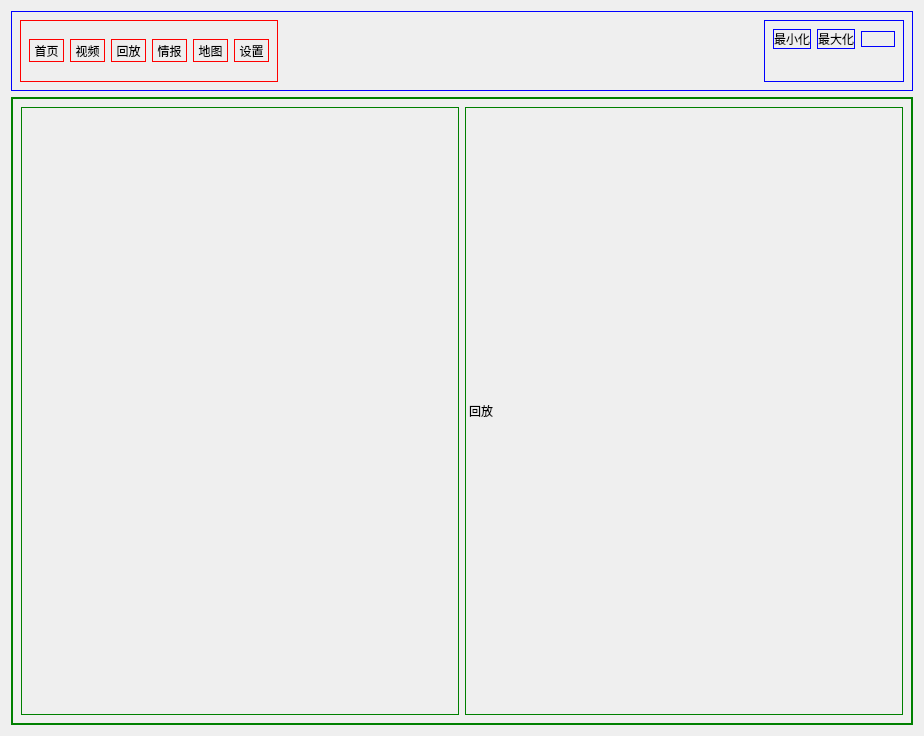
Qt form widget.ui (lucifer008/vehicle2022) before a commit.
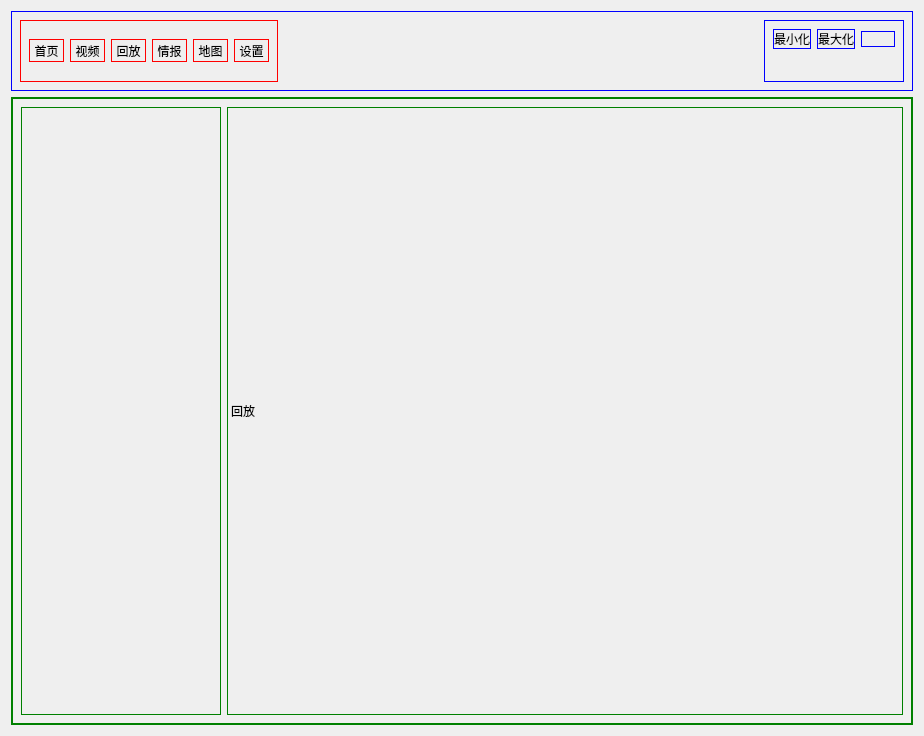
The same form after that commit. The open tabs and pages were chosen to show the change. Icons and pictures are not drawn.

The edit to the form file:
```diff
--- a/widget.ui
+++ b/widget.ui
@@ -155,10 +155,23 @@
      <widget class="QWidget" name="pagePlayBack">
       <layout class="QHBoxLayout" name="horizontalLayout_5">
        <item>
-        <widget class="QWidget" name="widget_4" native="true"/>
+        <widget class="QWidget" name="widget_4" native="true">
+         <property name="maximumSize">
+          <size>
+           <width>200</width>
+           <height>16777215</height>
+          </size>
+         </property>
+        </widget>
        </item>
        <item>
         <widget class="QLabel" name="label_2">
+         <property name="sizePolicy">
+          <sizepolicy hsizetype="Preferred" vsizetype="Expanding">
+           <horstretch>0</horstretch>
+           <verstretch>0</verstretch>
+          </sizepolicy>
+         </property>
          <property name="text">
           <string>回放</string>
          </property>
```
Left out of the diff: 20 changed lines with no effect on the pictures.
